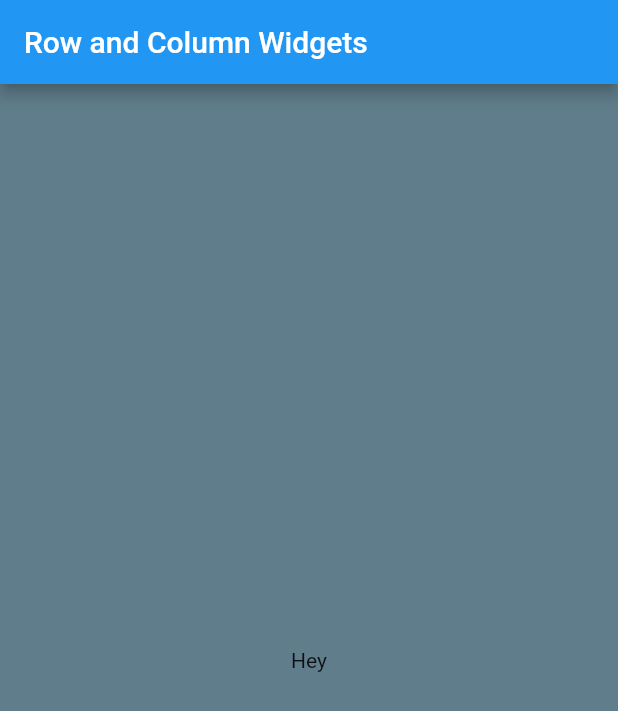
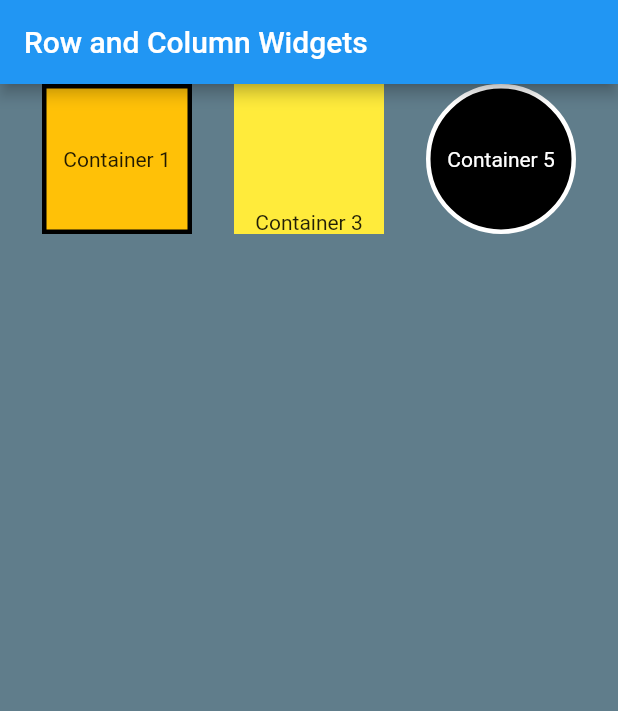
Before and after one commit to CFhub/FlutterApp01_ClarisseFourie, a Flutter app: the screen it shows after launch, on a phone screen of 412 x 824 dp. Shown: the top 711 px of the screen. Run offline on Flutter 3.47's test engine with Material 2 defaults, Android fonts, the phone set to English and light mode, and no system bars.

Commit message:
Added row and first 3 containers

```diff
--- a/lib/main.dart
+++ b/lib/main.dart
@@ -12,10 +12,57 @@ class MyApp extends StatelessWidget {
           title: Text('Row and Column Widgets'),
           backgroundColor: Colors.blue,
         ),
-        body: Center(
-          child: Text(
-            'Hey',
-          ),
+        body: Row(
+          mainAxisSize: MainAxisSize.max,
+          mainAxisAlignment: MainAxisAlignment.spaceEvenly,
+          children: <Widget>[
+            Container(
+              height: 100,
+              width: 100,
+              decoration: BoxDecoration(
+                  color: Colors.amber,
+                  border: Border.all(color: Colors.black, width: 3)),
+              child: Center(
+                child: Text(
+                  'Container 1',
+                  textAlign: TextAlign.center,
+                ),
+              ),
+            ),
+            Container(
+              height: 100,
+              width: 100,
+              decoration: BoxDecoration(
+                color: Colors.yellow,
+              ),
+              child: Align(
+                alignment: Alignment.bottomCenter,
+                child: Text(
+                  'Container 3',
+                ),
+              ),
+            ),
+            Container(
+              height: 100,
+              width: 100,
+              decoration: BoxDecoration(
+                shape: BoxShape.circle,
+                color: Colors.black,
+                border: Border.all(
+                  color: Colors.white,
+                  width: 3,
+                ),
+              ),
+              child: Center(
+                child: Text(
+                  'Container 5',
+                  style: TextStyle(
+                    color: Colors.white,
+                  ),
+                ),
+              ),
+            )
+          ],
         ),
       ),
     );
```
